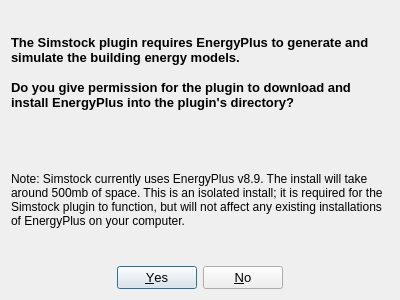
Qt form permission.ui (UCL/simstock_qgis) before a commit.
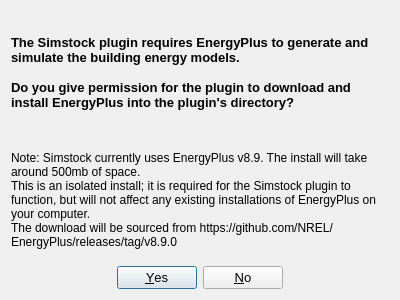
The same form after that commit.

Commit message: Included link to download source

Patch:
```diff
--- a/permission.ui
+++ b/permission.ui
@@ -66,7 +66,9 @@
       </size>
      </property>
      <property name="text">
-      <string>Note: Simstock currently uses EnergyPlus v8.9. The install will take around 500mb of space. This is an isolated install; it is required for the Simstock plugin to function, but will not affect any existing installations of EnergyPlus on your computer.</string>
+      <string>Note: Simstock currently uses EnergyPlus v8.9. The install will take around 500mb of space.
+This is an isolated install; it is required for the Simstock plugin to function, but will not affect any existing installations of EnergyPlus on your computer.
+The download will be sourced from https://github.com/NREL/EnergyPlus/releases/tag/v8.9.0</string>
      </property>
      <property name="wordWrap">
       <bool>true</bool>
```
